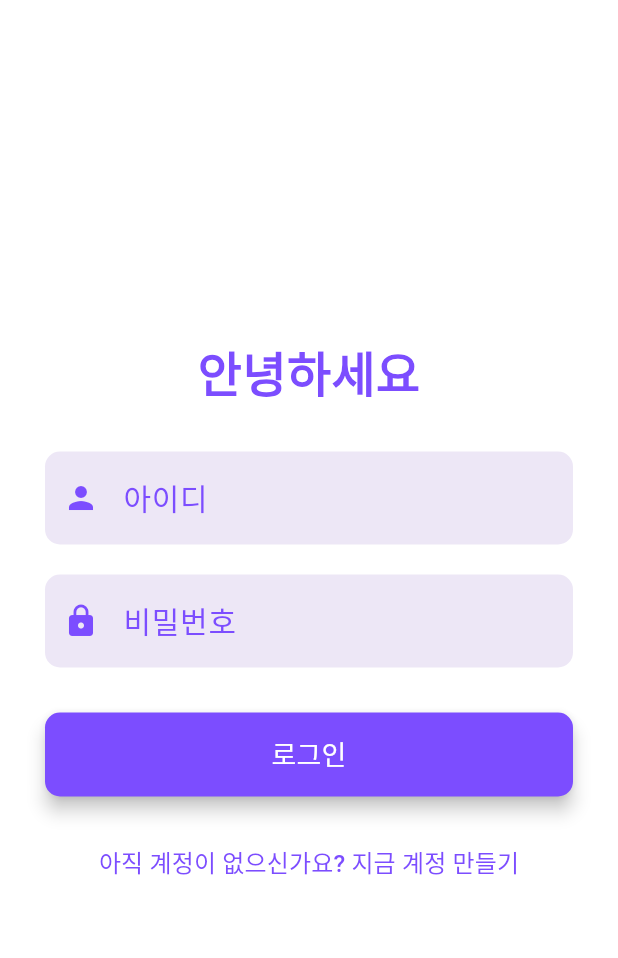
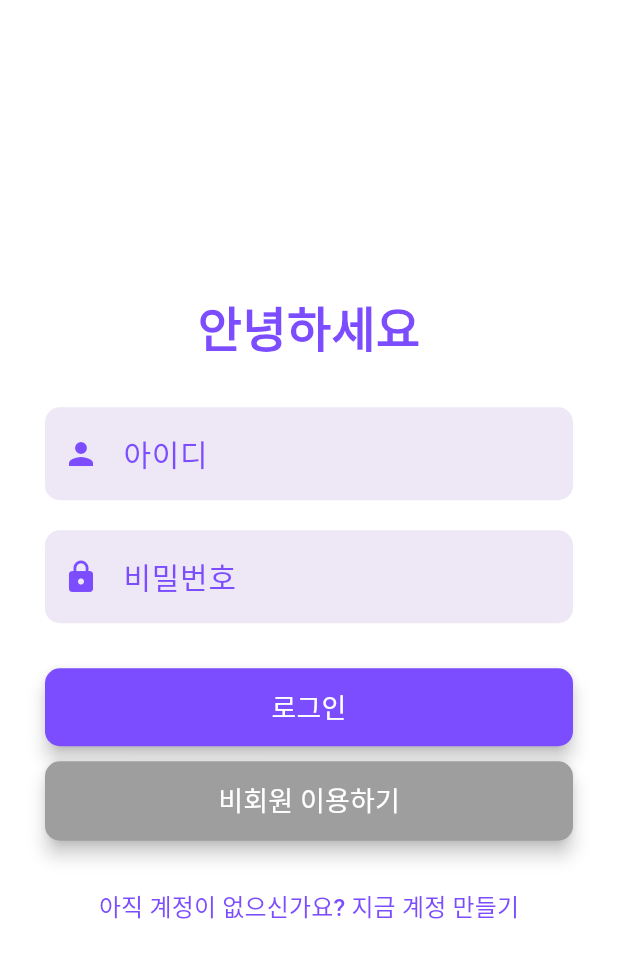
Before and after one commit to ETK-Hongik-Project/etk-web, a Flutter app: the screen it shows after launch, on a phone screen of 412 x 824 dp. Shown: the top 958 px of the screen. Run offline on Flutter 3.47's test engine with Material 3 defaults, Android fonts, the light colour scheme and no system bars; our stand-ins replace camera, image_picker, logger, shared_preferences.

Commit message:
Feat: 비회원 기능 구현하기

```diff
--- a/lib/api/auth/login.dart
+++ b/lib/api/auth/login.dart
@@ -5,6 +5,8 @@ import 'package:etk_web/widgets/keyboard/keyboard_main_page.dart';
 import 'package:flutter/material.dart';
 import 'package:http/http.dart' as http;
 import 'package:shared_preferences/shared_preferences.dart';
+
+import '../../widgets/auth/login_page.dart';
 
 Future<void> login(
     BuildContext context, String username, String password) async {
@@ -30,6 +32,8 @@ Future<void> login(
       await prefs.setString('refreshToken', refreshToken);
       logger.i("${DateTime.now()}\nlogin");
 
+      isLoggedIn = true;
+
       Navigator.pushReplacement(
         context,
         MaterialPageRoute(builder: (context) => KeyboardMainPage()),
--- a/lib/main.dart
+++ b/lib/main.dart
@@ -103,6 +103,7 @@ class _MyAppState extends State<MyApp> {
           if (snapshot.connectionState == ConnectionState.waiting) {
             return const CircularProgressIndicator();
           } else if (snapshot.hasData && snapshot.data == true) {
+            isLoggedIn = true;
             return KeyboardMainPage();
           } else {
             return const LoginPage();
--- a/lib/widgets/auth/login_page.dart
+++ b/lib/widgets/auth/login_page.dart
@@ -2,6 +2,10 @@ import 'package:etk_web/api/auth/login.dart';
 import 'package:etk_web/widgets/auth/create_account_page.dart';
 import 'package:flutter/material.dart';
 import 'package:logger/logger.dart';
+
+import '../keyboard/keyboard_main_page.dart';
+
+bool isLoggedIn = false; // 유저의 로그인 여부 (로그인, 비회원 이용하기 구분)
 
 class LoginPage extends StatefulWidget {
   const LoginPage({
@@ -51,6 +55,15 @@ class _LoginPageState extends State<LoginPage> {
     setState(() {
       _isLoading = false;
     });
+  }
+
+  void _nonMemberLogin(){
+    isLoggedIn = false;
+
+    Navigator.pushReplacement(
+      context,
+      MaterialPageRoute(builder: (context) => KeyboardMainPage()),
+    );
   }
 
   @override
@@ -126,7 +139,7 @@ class _LoginPageState extends State<LoginPage> {
                     onPressed: _login,
                     style: ElevatedButton.styleFrom(
                       backgroundColor: Colors.deepPurpleAccent,
-                      padding: const EdgeInsets.symmetric(vertical: 15),
+                      padding: const EdgeInsets.symmetric(vertical: 13),
                       shape: RoundedRectangleBorder(
                         borderRadius: BorderRadius.circular(10),
                       ),
@@ -141,6 +154,28 @@ class _LoginPageState extends State<LoginPage> {
                     ),
                   ),
                 ),
+              SizedBox(height: 10,),
+              SizedBox(
+                width: double.infinity,
+                child: ElevatedButton(
+                  onPressed: _nonMemberLogin,
+                  style: ElevatedButton.styleFrom(
+                    backgroundColor: Colors.grey,
+                    padding: const EdgeInsets.symmetric(vertical: 13),
+                    shape: RoundedRectangleBorder(
+                      borderRadius: BorderRadius.circular(10),
+                    ),
+                    elevation: 5, // Shadow applied to the button
+                  ),
+                  child: const Text(
+                    '비회원 이용하기',
+                    style: TextStyle(
+                      fontSize: 18,
+                      color: Colors.white,
+                    ),
+                  ),
+                ),
+              ),
               const SizedBox(height: 20),
               TextButton(
                 child: const Text(
```
Also changed, not shown: lib/widgets/keyboard/keyboard_main_page.dart (+6 -2 lines).
